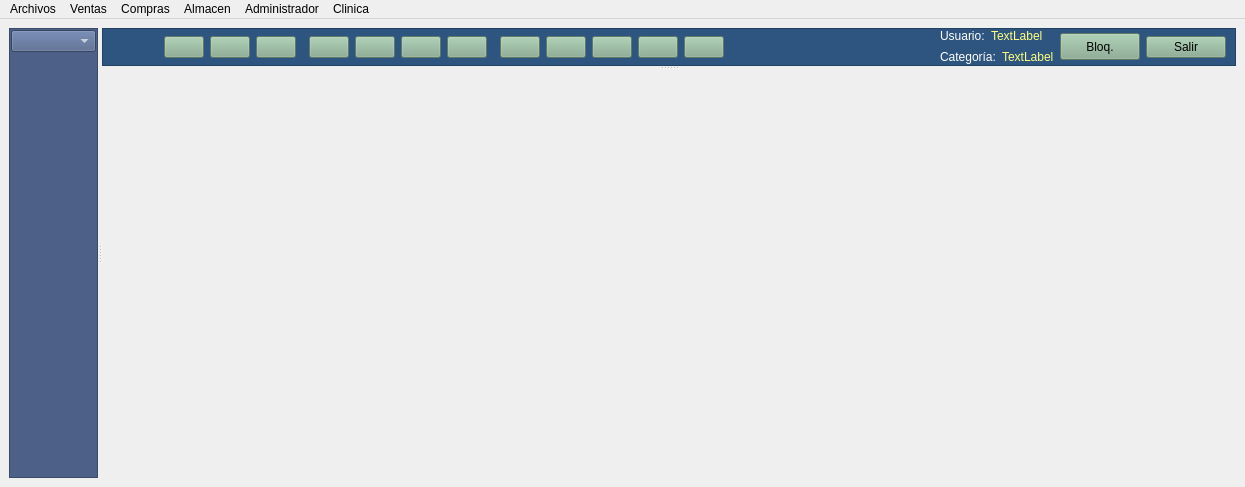
Before: the Qt Designer form mainwindow.ui in arcnexus/RedFoX, drawn with Qt 5.
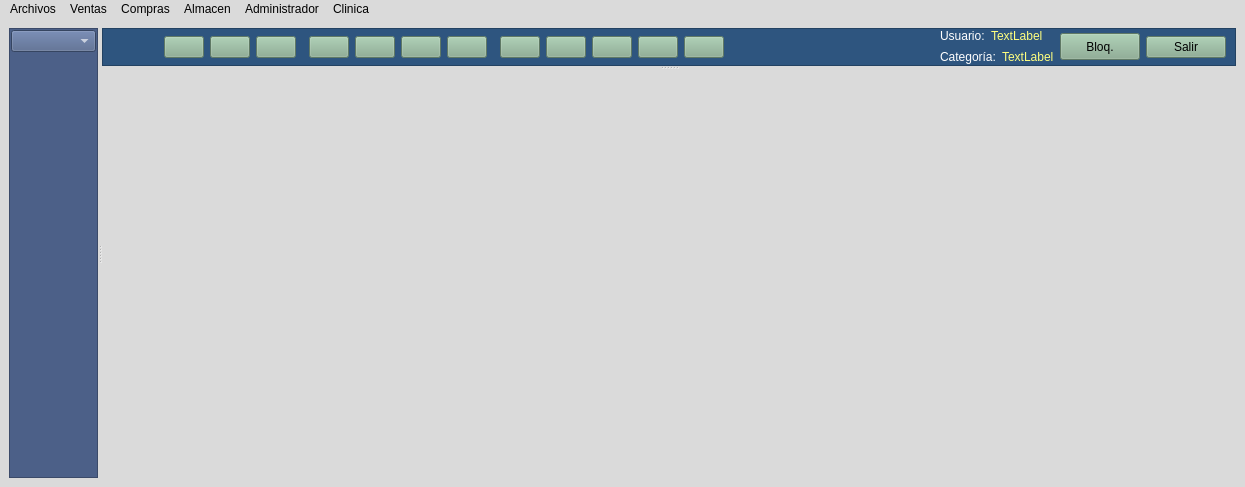
After: the same form once the commit is applied. Icons and pictures are not drawn.

Commit message: Calculo tarifas correcto!!!! y cambio situación controles en frmarticulos.ui

What changed in the file:
```diff
--- a/mainwindow.ui
+++ b/mainwindow.ui
@@ -29,6 +29,10 @@
    <iconset resource="maya.qrc">
     <normaloff>:/Icons/PNG/maya_logo2.png</normaloff>:/Icons/PNG/maya_logo2.png</iconset>
   </property>
+  <property name="styleSheet">
+   <string notr="true">
+background-color: rgb(218, 218, 218);</string>
+  </property>
   <property name="iconSize">
    <size>
     <width>36</width>
@@ -961,6 +965,9 @@
              <verstretch>0</verstretch>
             </sizepolicy>
            </property>
+           <property name="styleSheet">
+            <string notr="true"/>
+           </property>
            <property name="currentIndex">
             <number>1</number>
            </property>
```
The commit also changes 6 other files.
